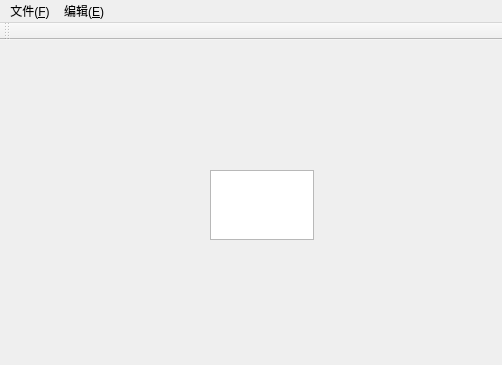
Old version of the form mainwindow.ui in the repository Serissia/Qt_OOPManager; both pictures show x 0 to 502 and y 0 to 365 of the 800 by 600 pixel window.
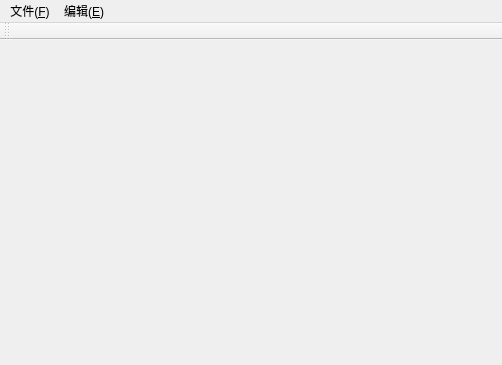
New version of the form. Icons and pictures are not drawn.

```diff
--- a/mainwindow.ui
+++ b/mainwindow.ui
@@ -19,18 +19,7 @@
   <property name="unifiedTitleAndToolBarOnMac">
    <bool>false</bool>
   </property>
-  <widget class="QWidget" name="centralwidget">
-   <widget class="QPlainTextEdit" name="plainTextEdit">
-    <property name="geometry">
-     <rect>
-      <x>210</x>
-      <y>130</y>
-      <width>104</width>
-      <height>70</height>
-     </rect>
-    </property>
-   </widget>
-  </widget>
+  <widget class="QWidget" name="centralwidget"/>
   <widget class="QMenuBar" name="menubar">
    <property name="geometry">
     <rect>
```
Left out of the diff: 13 changed lines with no effect on the pictures.
